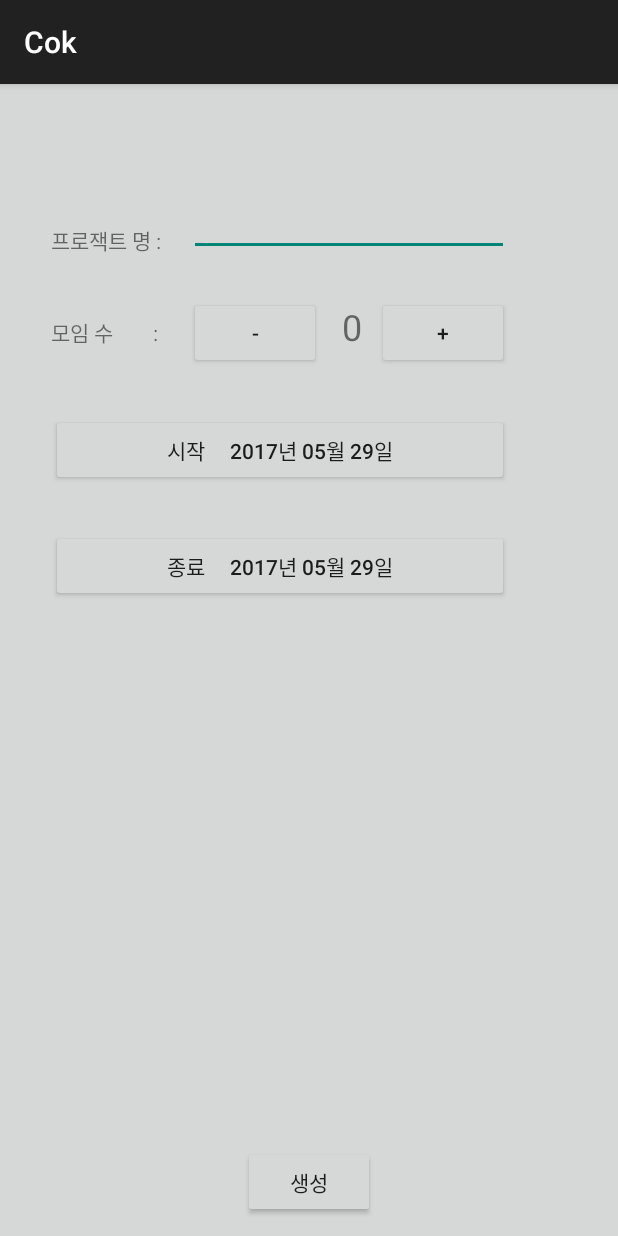
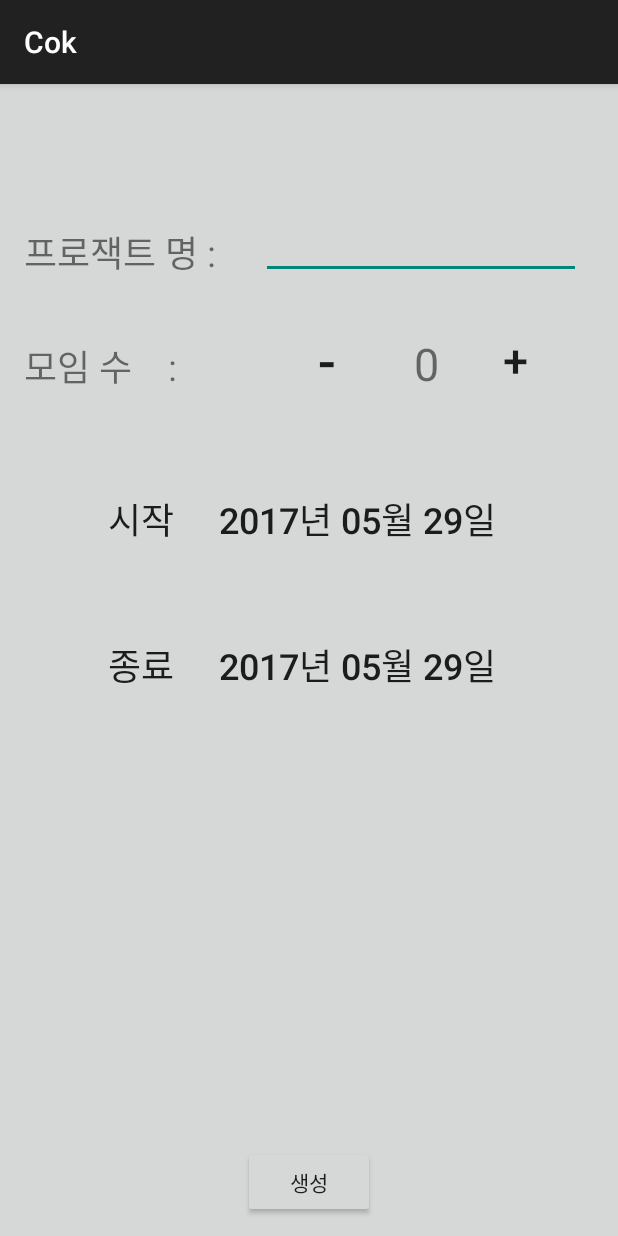
Before and after one commit to LeByHo/Mobile, an Android app: the Main2Activity screen opened directly, with no data from a screen before it, on a phone screen of 412 x 824 dp. Run offline under Robolectric (Android 15) with nearby library versions, the phone set to English and light mode, and no system bars.

```diff
--- a/Cok/app/src/main/java/org/androidtown/cok/CalendarFragment2.java
+++ b/Cok/app/src/main/java/org/androidtown/cok/CalendarFragment2.java
@@ -10,7 +10,6 @@ import android.view.LayoutInflater;
 import android.view.View;
 import android.view.ViewGroup;
 import android.widget.CalendarView;
-import android.widget.Toast;
 
 import java.text.SimpleDateFormat;
 import java.util.Date;
@@ -59,7 +58,7 @@ public class CalendarFragment2 extends Fragment {
         return rootView;
 
     }
-    public CalendarFragment2(Context _context,Intent intent){
+    public CalendarFragment2(Context _context, Intent intent){
         mainContext = _context;
         m_intent=intent;
     }
--- a/Cok/app/src/main/java/org/androidtown/cok/Main2Activity.java
+++ b/Cok/app/src/main/java/org/androidtown/cok/Main2Activity.java
@@ -64,20 +64,21 @@ public class Main2Activity extends AppCompatActivity {
     @Override
     protected void onActivityResult(int requestCode, int resultCode, Intent data) {
         super.onActivityResult(requestCode, resultCode, data);
-        Bundle bundle = data.getExtras();
-        //Toast.makeText(getApplicationContext(),bundle.getInt("YEAR")+"",Toast.LENGTH_SHORT).show();
-        sd_button.setText("시작일 :"+bundle.getInt("YEAR")+" 년 "+bundle.getInt("MONTH")+" 월 "+bundle.getInt("DAY")+" 일");
-        fd_button.setText("종료일 :"+bundle.getInt("Year")+" 년 "+bundle.getInt("Month")+" 월 "+bundle.getInt("Day")+" 일");
-        if(bundle.getInt("MONTH")<10)
-            s=bundle.getInt("YEAR")+"-"+"0"+bundle.getInt("MONTH")+"-"+bundle.getInt("DAY");
-        else{
-            s=bundle.getInt("YEAR")+"-"+bundle.getInt("MONTH")+"-"+bundle.getInt("DAY");
-        }
-        if(bundle.getInt("Month")<10){
-            f=bundle.getInt("Year")+"-"+"0"+bundle.getInt("Month")+"-"+bundle.getInt("Day");
-        }
-        else{
-            f=bundle.getInt("Year")+"-"+bundle.getInt("Month")+"-"+bundle.getInt("Day");
+        if (resultCode == RESULT_OK) {
+            Bundle bundle = data.getExtras();
+            //Toast.makeText(getApplicationContext(),bundle.getInt("YEAR")+"",Toast.LENGTH_SHORT).show();
+            sd_button.setText("시작일 :" + bundle.getInt("YEAR") + " 년 " + bundle.getInt("MONTH") + " 월 " + bundle.getInt("DAY") + " 일");
+            fd_button.setText("종료일 :" + bundle.getInt("Year") + " 년 " + bundle.getInt("Month") + " 월 " + bundle.getInt("Day") + " 일");
+            if (bundle.getInt("MONTH") < 10)
+                s = bundle.getInt("YEAR") + "-" + "0" + bundle.getInt("MONTH") + "-" + bundle.getInt("DAY");
+            else {
+                s = bundle.getInt("YEAR") + "-" + bundle.getInt("MONTH") + "-" + bundle.getInt("DAY");
+            }
+            if (bundle.getInt("Month") < 10) {
+                f = bundle.getInt("Year") + "-" + "0" + bundle.getInt("Month") + "-" + bundle.getInt("Day");
+            } else {
+                f = bundle.getInt("Year") + "-" + bundle.getInt("Month") + "-" + bundle.getInt("Day");
+            }
         }
     }
 
@@ -87,9 +88,12 @@ public class Main2Activity extends AppCompatActivity {
         long now = System.currentTimeMillis();
         Date date = new Date(now);
         SimpleDateFormat CurDateFormat = new SimpleDateFormat("yyyy년 MM월 dd일");
+        SimpleDateFormat SettingFormat = new SimpleDateFormat("yyyy-MM-dd");
         String strCurDate = CurDateFormat.format(date);
+        String setCurDate = SettingFormat.format(date);
         sd_button.setText("시작"+"     "+strCurDate);
         fd_button.setText("종료"+"     "+strCurDate);
+        s = f = setCurDate;
     }
     private void setup() {
         title = (EditText)findViewById(R.id.editText3);
--- a/Cok/app/src/main/java/org/androidtown/cok/Main3Activity.java
+++ b/Cok/app/src/main/java/org/androidtown/cok/Main3Activity.java
@@ -3,13 +3,9 @@ package org.androidtown.cok;
 import android.content.Intent;
 import android.os.Build;
 import android.os.Bundle;
-import android.support.annotation.Nullable;
-import android.app.Fragment;
 import android.support.annotation.RequiresApi;
 import android.support.v7.app.AppCompatActivity;
-import android.view.LayoutInflater;
 import android.view.View;
-import android.view.ViewGroup;
 import android.widget.Button;
 import android.widget.TextView;
 
--- a/Cok/app/src/main/java/org/androidtown/cok/SplachActivity.java
+++ b/Cok/app/src/main/java/org/androidtown/cok/SplachActivity.java
@@ -18,6 +18,6 @@ public class SplachActivity extends Activity{
                 finish();
             }
         };
-        handler.sendEmptyMessageDelayed(0,3000);
+        handler.sendEmptyMessageDelayed(0,2000);
     }
 }
--- a/Cok/app/src/main/res/layout/activity_main.xml
+++ b/Cok/app/src/main/res/layout/activity_main.xml
@@ -15,8 +15,7 @@
             android:id="@+id/frame"
             android:layout_width="match_parent"
             android:layout_height="match_parent"
-            android:orientation="vertical"
-           >
+            android:orientation="vertical">
         </LinearLayout>
     </ScrollView>
 
--- a/Cok/app/src/main/res/layout/activity_main2.xml
+++ b/Cok/app/src/main/res/layout/activity_main2.xml
@@ -12,34 +12,37 @@
         android:id="@+id/textView"
         android:layout_width="wrap_content"
         android:layout_height="wrap_content"
+        android:layout_marginTop="94dp"
+        android:text="프로잭트 명 : "
+        android:textSize="24sp"
+        android:layout_alignParentTop="true"
         android:layout_alignParentLeft="true"
         android:layout_alignParentStart="true"
-        android:layout_alignParentTop="true"
-        android:layout_marginLeft="34dp"
-        android:layout_marginStart="34dp"
-        android:layout_marginTop="93dp"
-        android:text="프로잭트 명 : " />
+        android:layout_marginLeft="16dp"
+        android:layout_marginStart="16dp" />
 
     <EditText
         android:id="@+id/editText3"
         android:layout_width="wrap_content"
         android:layout_height="wrap_content"
-        android:layout_marginLeft="15dp"
-        android:layout_marginStart="15dp"
+        android:layout_marginLeft="12dp"
+        android:layout_marginStart="12dp"
         android:ems="10"
         android:inputType="textPersonName"
-        android:layout_alignBottom="@+id/textView"
-        android:layout_toRightOf="@+id/textView" />
+        android:layout_above="@+id/textView2"
+        android:layout_alignLeft="@+id/finish"
+        android:layout_alignStart="@+id/finish" />
 
     <TextView
         android:id="@+id/textView2"
         android:layout_width="wrap_content"
         android:layout_height="wrap_content"
+        android:layout_alignLeft="@+id/textView"
+        android:layout_alignStart="@+id/textView"
+        android:layout_below="@+id/textView"
         android:layout_marginTop="40dp"
-        android:text="모임 수        :  "
-        android:layout_below="@+id/textView"
-        android:layout_alignLeft="@+id/textView"
-        android:layout_alignStart="@+id/textView" />
+        android:text="모임 수    :  "
+        android:textSize="24sp" />
 
     <TextView
         android:id="@+id/count"
@@ -52,26 +55,30 @@
         android:layout_toEndOf="@+id/buttonm"
         android:layout_toRightOf="@+id/buttonm"
         android:text="0"
-        android:textSize="24sp" />
+        android:textSize="30sp" />
 
     <Button
         android:id="@+id/buttonm"
         android:layout_width="wrap_content"
         android:layout_height="wrap_content"
-        android:text="-"
         android:layout_alignBaseline="@+id/textView2"
         android:layout_alignBottom="@+id/textView2"
         android:layout_alignLeft="@+id/editText3"
-        android:layout_alignStart="@+id/editText3" />
+        android:layout_alignStart="@+id/editText3"
+        android:background="@android:color/transparent"
+        android:text="-"
+        android:textSize="36sp" />
 
     <Button
         android:id="@+id/buttonp"
         android:layout_width="wrap_content"
         android:layout_height="wrap_content"
+        android:layout_above="@+id/sd_dutton"
+        android:layout_alignEnd="@+id/editText3"
+        android:layout_alignRight="@+id/editText3"
+        android:background="@android:color/transparent"
         android:text="+"
-        android:layout_above="@+id/sd_dutton"
-        android:layout_alignRight="@+id/editText3"
-        android:layout_alignEnd="@+id/editText3" />
+        android:textSize="30sp" />
 
     <Button
         android:id="@+id/finish"
@@ -86,23 +93,27 @@
         android:id="@+id/fd_button"
         android:layout_width="wrap_content"
         android:layout_height="wrap_content"
-        android:layout_marginTop="29dp"
+        android:layout_alignEnd="@+id/sd_dutton"
+        android:layout_alignLeft="@+id/sd_dutton"
+        android:layout_alignRight="@+id/sd_dutton"
+        android:layout_alignStart="@+id/sd_dutton"
+        android:layout_below="@+id/sd_dutton"
+        android:layout_marginTop="49dp"
+        android:background="@android:color/transparent"
         android:text="Button"
-        android:layout_below="@+id/sd_dutton"
-        android:layout_alignLeft="@+id/sd_dutton"
-        android:layout_alignStart="@+id/sd_dutton"
-        android:layout_alignRight="@+id/buttonp"
-        android:layout_alignEnd="@+id/buttonp" />
+        android:textSize="24sp" />
 
     <Button
         android:id="@+id/sd_dutton"
         android:layout_width="wrap_content"
         android:layout_height="wrap_content"
         android:layout_alignEnd="@+id/buttonp"
+        android:layout_alignLeft="@+id/textView2"
         android:layout_alignRight="@+id/buttonp"
+        android:layout_alignStart="@+id/textView2"
         android:layout_below="@+id/buttonm"
-        android:layout_marginTop="30dp"
+        android:layout_marginTop="58dp"
+        android:background="@android:color/transparent"
         android:text="Button"
-        android:layout_alignLeft="@+id/textView2"
-        android:layout_alignStart="@+id/textView2" />
+        android:textSize="24sp" />
 </RelativeLayout>
```
Also changed, not shown: Cok/app/src/main/AndroidManifest.xml (+6 -6 lines), Cok/app/src/main/java/org/androidtown/cok/Calendar.java (+15 -17 lines), Cok/app/src/main/java/org/androidtown/cok/CalendarFragment.java (+2 -5 lines), Cok/app/src/main/java/org/androidtown/cok/MainActivity.java (+37 -8 lines), Cok/app/src/main/java/org/androidtown/cok/MainFragment.java (+7 -12 lines), Cok/app/src/main/res/drawable/button.xml (deleted, +0 -20 lines), Cok/app/src/main/res/layout/activity_main3.xml (+5 -4 lines), Cok/app/src/main/res/layout/calendar.xml (+0 -7 lines), Cok/app/src/main/res/layout/fragment_main.xml (+7 -8 lines).
